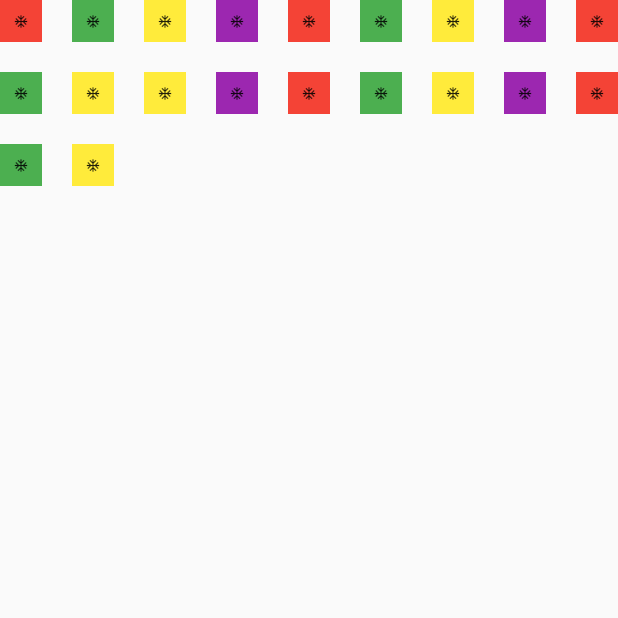
After one commit to sreedeviluminar/my_prroject, a Flutter app: the Grid_Extent screen opened directly, on a phone screen of 412 x 824 dp, the top half of it. The commit adds this screen. Run offline on Flutter 3.47's test engine with Material 2 defaults, Android fonts, the phone set to English and light mode, and no system bars; our stand-ins replace device_preview, fluttertoast, google_fonts; network calls fail.

Commit message:
initial commit

```diff
--- a/lib/Assignment/grid_view_stack.dart
+++ b/lib/Assignment/grid_view_stack.dart
@@ -133,7 +133,7 @@ class GridViewStackScreen extends StatelessWidget {
                 left: 20,
                 child: Text(
                   contentList[index][1],
-                  style: TextStyle(
+                  style: const TextStyle(
                       color: Colors.white,
                       fontSize: 20,
                       fontWeight: FontWeight.w500),
--- /dev/null
+++ b/lib/Grid_extent.dart
@@ -0,0 +1,59 @@
+import 'package:flutter/material.dart';
+
+void main() {
+  runApp(MaterialApp(
+    home: Grid_Extent(),
+  ));
+}
+
+class Grid_Extent extends StatelessWidget {
+  var colors = [
+    Colors.red,
+    Colors.green,
+    Colors.yellow,
+    Colors.purple,
+    Colors.red,
+    Colors.green,
+    Colors.yellow,
+    Colors.purple,
+    Colors.red,
+    Colors.green,
+    Colors.yellow,
+    Colors.yellow,
+    Colors.purple,
+    Colors.red,
+    Colors.green,
+    Colors.yellow,
+    Colors.purple,
+    Colors.red,
+    Colors.green,
+    Colors.yellow,
+  ];
+
+  @override
+  Widget build(BuildContext context) {
+    return Scaffold(
+      body: GridView.extent(
+        maxCrossAxisExtent: 30,
+        mainAxisSpacing: 20,
+        crossAxisSpacing: 20,
+        childAspectRatio: 1,
+        children: List.generate(
+            20,
+            (index) => Stack(
+                  children: [
+                    Container(
+                      color: colors[index],
+                    ),
+                    const Center(
+                      child: Icon(
+                        Icons.ac_unit_outlined,
+                        size: 10,
+                      ),
+                    )
+                  ],
+                )),
+      ),
+    );
+  }
+}
```
